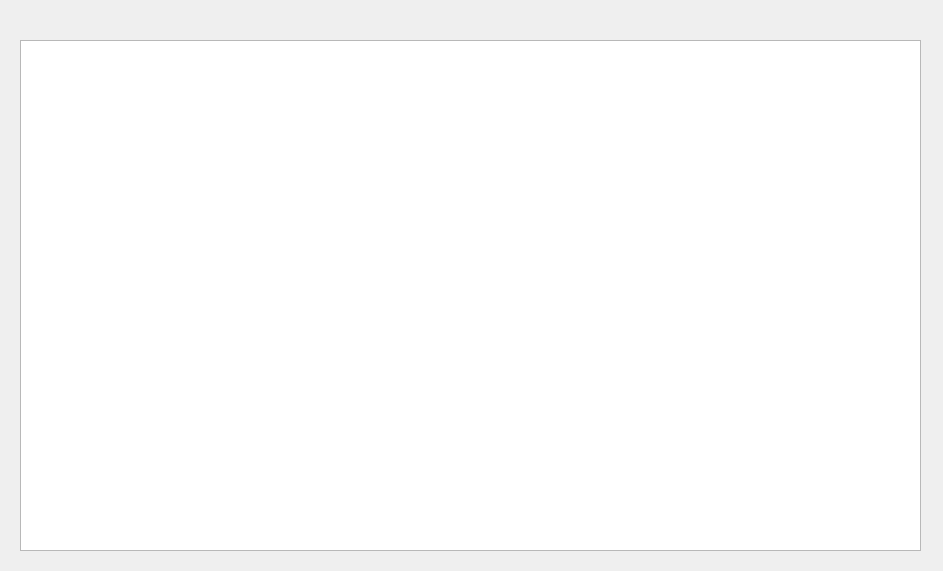
Before: the Qt Designer form ClipboardDetector/ui/resource/ui/log.ui in zlh123123/NIS3366-ClipboardDetector, drawn with Qt 5.
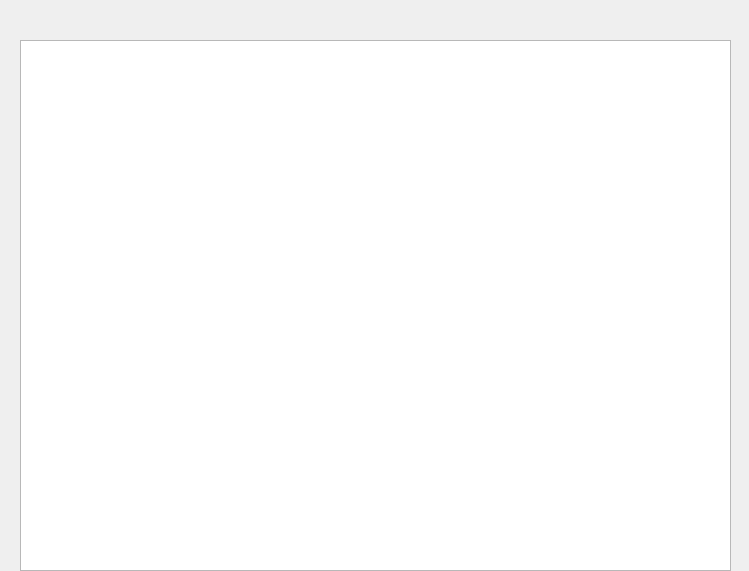
After: the same form once the commit is applied. Custom widgets are drawn as their Qt base class.

Diff of the .ui file:
```diff
--- a/ClipboardDetector/ui/resource/ui/log.ui
+++ b/ClipboardDetector/ui/resource/ui/log.ui
@@ -6,7 +6,7 @@
    <rect>
     <x>0</x>
     <y>0</y>
-    <width>943</width>
+    <width>749</width>
     <height>571</height>
    </rect>
   </property>
@@ -18,8 +18,8 @@
     <rect>
      <x>20</x>
      <y>40</y>
-     <width>901</width>
-     <height>511</height>
+     <width>711</width>
+     <height>531</height>
     </rect>
    </property>
   </widget>
```
